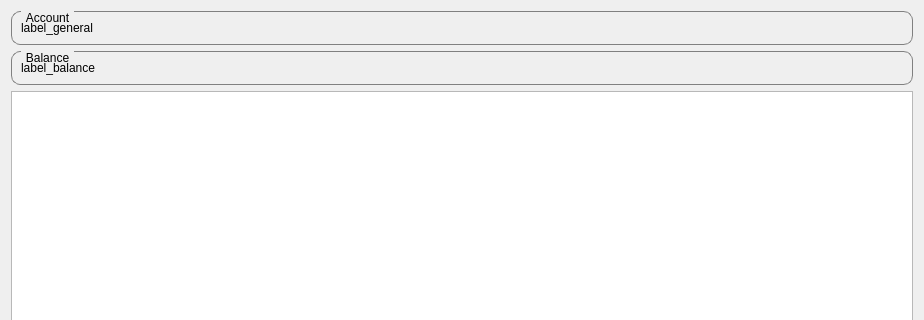
Above: res/ui/wallets_tab.ui from duniter/sakia before the change; both pictures show x 0 to 924 and y 0 to 320 of the 924 by 920 pixel window. Below: the same form after it.
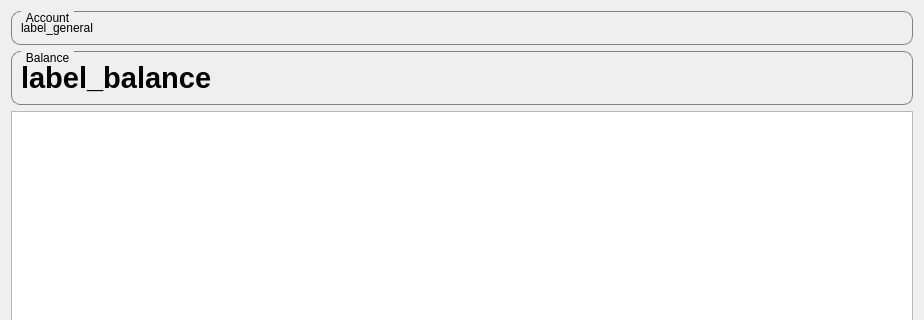
That is the form after the change.

Commit message: remove balance in percent and double size of font for account total

What changed in the file:
```diff
--- a/res/ui/wallets_tab.ui
+++ b/res/ui/wallets_tab.ui
@@ -70,6 +70,13 @@
      <layout class="QVBoxLayout" name="verticalLayout_3">
       <item>
        <widget class="QLabel" name="label_balance">
+        <property name="font">
+         <font>
+          <pointsize>22</pointsize>
+          <weight>75</weight>
+          <bold>true</bold>
+         </font>
+        </property>
         <property name="text">
          <string>label_balance</string>
         </property>
```
The commit also changes 1 other file.
